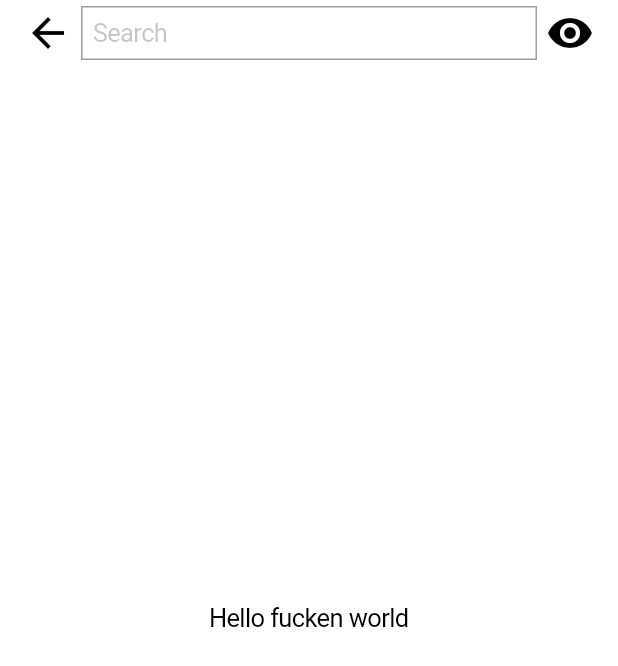
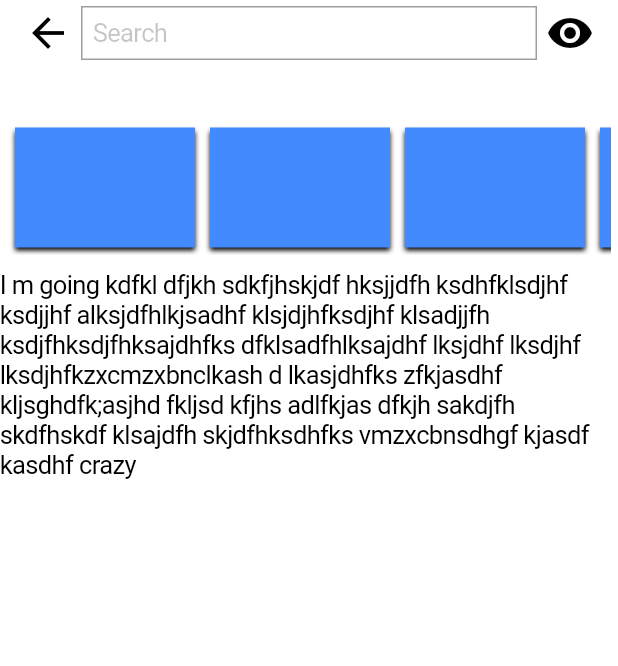
Before and after one commit to plokmij/search-pageUI, a Flutter app: the screen it shows after launch, on a phone screen of 412 x 824 dp. Shown: the top 666 px of the screen. Run offline on Flutter 3.47's test engine with Material 2 defaults, Android fonts, the phone set to English and light mode, and no system bars.

Commit message:
add filter option cards

```diff
--- a/lib/main.dart
+++ b/lib/main.dart
@@ -1,5 +1,6 @@
 import 'package:flutter/cupertino.dart';
 import 'package:flutter/material.dart';
+import 'widgets/location_card.dart';
 
 void main() {
   runApp(App());
@@ -9,26 +10,57 @@ class App extends StatelessWidget {
   Widget build(BuildContext context) {
     return CupertinoApp(
       home: CupertinoPageScaffold(
-        child: Center(
-          child: Text('Hello fucken world'),
-        ),
         navigationBar: CupertinoNavigationBar(
-          leading: Icon(Icons.arrow_back,
-          color: Colors.black,),
+          leading: Icon(
+            Icons.arrow_back,
+            color: Colors.black,
+          ),
           middle: CupertinoTextField(
             placeholder: 'Search',
             decoration: BoxDecoration(
-              color: Colors.white10,
-              border: Border.all(
-                width: 1.0,
-                color: Colors.grey,
-              )
+                color: Colors.white10,
+                border: Border.all(
+                  width: 1.0,
+                  color: Colors.grey,
+                )),
+          ),
+          trailing: Icon(
+            Icons.remove_red_eye,
+            color: Colors.black,
+          ),
+        ),
+        child: Column(
+          children: <Widget>[
+            buildList(),
+            SizedBox(
+              height: 5.0,
             ),
-          ),
-          trailing: Icon(Icons.remove_red_eye,
-          color: Colors.black,),
+            Text(
+                'I m going kdfkl dfjkh sdkfjhskjdf hksjjdfh ksdhfklsdjhf ksdjjhf alksjdfhlkjsadhf klsjdjhfksdjhf klsadjjfh ksdjfhksdjfhksajdhfks dfklsadfhlksajdhf lksjdhf lksdjhf lksdjhfkzxcmzxbnclkash d lkasjdhfks zfkjasdhf kljsghdfk;asjhd fkljsd kfjhs adlfkjas dfkjh sakdjfh skdfhskdf klsajdfh skjdfhksdhfks vmzxcbnsdhgf kjasdf kasdhf crazy'),
+          ],
         ),
       ),
     );
   }
+
+  Widget buildList() {
+    return Container(
+        height: 100.0,
+        margin: EdgeInsets.only(top: 75.0),
+        padding: EdgeInsets.all(5.0),
+        child: ListView(
+          shrinkWrap: true,
+          scrollDirection: Axis.horizontal,
+          children: <Widget>[
+            Row(
+              children: <Widget>[
+                LocationCard(),
+                LocationCard(),
+                LocationCard(),
+                LocationCard()
+              ],
+            )
+          ],
+        ));
+  }
 }
--- a/lib/widgets/location_card.dart
+++ b/lib/widgets/location_card.dart
@@ -5,14 +5,32 @@ class LocationCard extends StatelessWidget {
   LocationCard({this.location});
 
   Widget build(BuildContext context) {
-    return Text('Under construction');
+    return card();
   }
 
   Widget card(){
     return Container(
+      margin: EdgeInsets.symmetric(horizontal: 5.0),
       child: Stack(
         children: <Widget>[
+          colorBox(Colors.blueAccent),
+        ],
+      ),
+    );
+  }
 
+  Widget colorBox(Color color){
+    return Container(
+      height: 80.0,
+      width: 120.0,
+      decoration: BoxDecoration(
+        color: color,
+        shape: BoxShape.rectangle,
+        boxShadow: <BoxShadow>[
+          BoxShadow(
+            blurRadius: 2.0,
+            offset: (Offset(0.0, 2.0)),
+          ),
         ],
       ),
     );
```
